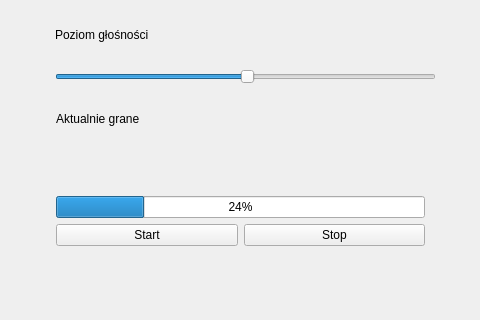
Before: the Qt Designer form mp3_player/forms/mainwindow.ui in adam123600/mp3_player_QT, drawn with Qt 5; both pictures show x 255 to 735 and y 211 to 531 of the 1029 by 531 pixel window.
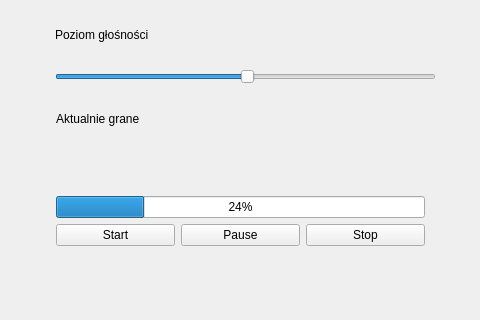
After: the same form once the commit is applied.

Commit message: Add pause button

The edit to the form file:
```diff
--- a/mp3_player/forms/mainwindow.ui
+++ b/mp3_player/forms/mainwindow.ui
@@ -118,7 +118,7 @@
      <string>Wizualizuj</string>
     </property>
    </widget>
-   <widget class="QWidget" name="">
+   <widget class="QWidget" name="layoutWidget">
     <property name="geometry">
      <rect>
       <x>300</x>
@@ -158,6 +158,13 @@
          </property>
         </widget>
        </item>
+       <item>
+        <widget class="QPushButton" name="pbPauseMusic">
+         <property name="text">
+          <string>Pause</string>
+         </property>
+        </widget>
+       </item>
        <item>
         <widget class="QPushButton" name="pbStopMusic">
          <property name="text">
@@ -169,7 +176,7 @@
      </item>
     </layout>
    </widget>
-   <widget class="QWidget" name="">
+   <widget class="QWidget" name="layoutWidget">
     <property name="geometry">
      <rect>
       <x>820</x>
```
The commit also changes 2 other files.
